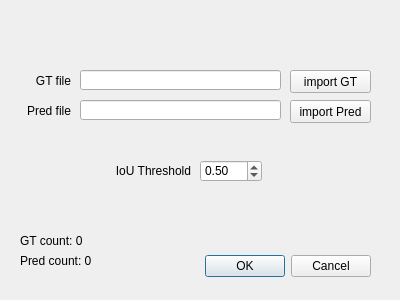
The window that polygon_evaluator/polygon_evaluator_dialog_base.ui (POTatO-25/QGIS-PLUGIN) describes before a commit, drawn with Qt 5.
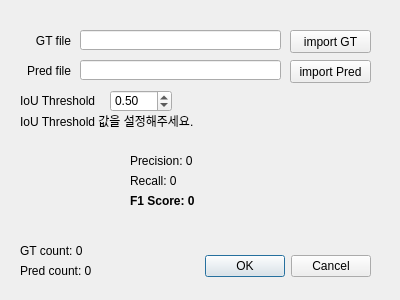
The same window after the commit.

Commit message: 0518 polygon_evaluator_dialog.py 코드 수정

What changed in the file:
```diff
--- a/polygon_evaluator/polygon_evaluator_dialog_base.ui
+++ b/polygon_evaluator/polygon_evaluator_dialog_base.ui
@@ -33,7 +33,7 @@
    <property name="geometry">
     <rect>
      <x>80</x>
-     <y>70</y>
+     <y>30</y>
      <width>201</width>
      <height>20</height>
     </rect>
@@ -43,7 +43,7 @@
    <property name="geometry">
     <rect>
      <x>20</x>
-     <y>70</y>
+     <y>30</y>
      <width>51</width>
      <height>21</height>
     </rect>
@@ -59,7 +59,7 @@
    <property name="geometry">
     <rect>
      <x>20</x>
-     <y>100</y>
+     <y>60</y>
      <width>51</width>
      <height>21</height>
     </rect>
@@ -75,7 +75,7 @@
    <property name="geometry">
     <rect>
      <x>80</x>
-     <y>100</y>
+     <y>60</y>
      <width>201</width>
      <height>20</height>
     </rect>
@@ -85,7 +85,7 @@
    <property name="geometry">
     <rect>
      <x>290</x>
-     <y>100</y>
+     <y>60</y>
      <width>81</width>
      <height>23</height>
     </rect>
@@ -98,7 +98,7 @@
    <property name="geometry">
     <rect>
      <x>290</x>
-     <y>70</y>
+     <y>30</y>
      <width>81</width>
      <height>23</height>
     </rect>
@@ -110,8 +110,8 @@
   <widget class="QDoubleSpinBox" name="doubleSpinBox">
    <property name="geometry">
     <rect>
-     <x>200</x>
-     <y>160</y>
+     <x>110</x>
+     <y>90</y>
      <width>62</width>
      <height>22</height>
     </rect>
@@ -129,8 +129,8 @@
   <widget class="QLabel" name="label_threshold">
    <property name="geometry">
     <rect>
-     <x>110</x>
-     <y>160</y>
+     <x>20</x>
+     <y>90</y>
      <width>81</width>
      <height>21</height>
     </rect>
@@ -139,14 +139,14 @@
     <string>IoU Threshold</string>
    </property>
    <property name="alignment">
-    <set>Qt::AlignRight|Qt::AlignTrailing|Qt::AlignVCenter</set>
+    <set>Qt::AlignLeading|Qt::AlignLeft|Qt::AlignVCenter</set>
    </property>
   </widget>
   <widget class="QLabel" name="label_gtCount">
    <property name="geometry">
     <rect>
      <x>20</x>
-     <y>230</y>
+     <y>240</y>
      <width>91</width>
      <height>21</height>
     </rect>
@@ -162,7 +162,7 @@
    <property name="geometry">
     <rect>
      <x>20</x>
-     <y>250</y>
+     <y>260</y>
      <width>91</width>
      <height>21</height>
     </rect>
@@ -174,6 +174,76 @@
     <set>Qt::AlignLeading|Qt::AlignLeft|Qt::AlignVCenter</set>
    </property>
   </widget>
+  <widget class="QLabel" name="label_thresholdText">
+   <property name="geometry">
+    <rect>
+     <x>20</x>
+     <y>110</y>
+     <width>281</width>
+     <height>21</height>
+    </rect>
+   </property>
+   <property name="text">
+    <string>IoU Threshold 값을 설정해주세요.</string>
+   </property>
+   <property name="alignment">
+    <set>Qt::AlignLeading|Qt::AlignLeft|Qt::AlignVCenter</set>
+   </property>
+  </widget>
+  <widget class="QLabel" name="label_precision">
+   <property name="geometry">
+    <rect>
+     <x>130</x>
+     <y>150</y>
+     <width>131</width>
+     <height>21</height>
+    </rect>
+   </property>
+   <property name="text">
+    <string>Precision: 0</string>
+   </property>
+   <property name="alignment">
+    <set>Qt::AlignLeading|Qt::AlignLeft|Qt::AlignVCenter</set>
+   </property>
+  </widget>
+  <widget class="QLabel" name="label_recall">
+   <property name="geometry">
+    <rect>
+     <x>130</x>
+     <y>170</y>
+     <width>131</width>
+     <height>21</height>
+    </rect>
+   </property>
+   <property name="text">
+    <string>Recall: 0</string>
+   </property>
+   <property name="alignment">
+    <set>Qt::AlignLeading|Qt::AlignLeft|Qt::AlignVCenter</set>
+   </property>
+  </widget>
+  <widget class="QLabel" name="label_f1Score">
+   <property name="geometry">
+    <rect>
+     <x>130</x>
+     <y>190</y>
+     <width>131</width>
+     <height>21</height>
+    </rect>
+   </property>
+   <property name="font">
+    <font>
+     <weight>75</weight>
+     <bold>true</bold>
+    </font>
+   </property>
+   <property name="text">
+    <string>F1 Score: 0</string>
+   </property>
+   <property name="alignment">
+    <set>Qt::AlignLeading|Qt::AlignLeft|Qt::AlignVCenter</set>
+   </property>
+  </widget>
  </widget>
  <resources/>
  <connections>
```
The commit also changes 2 other files.
